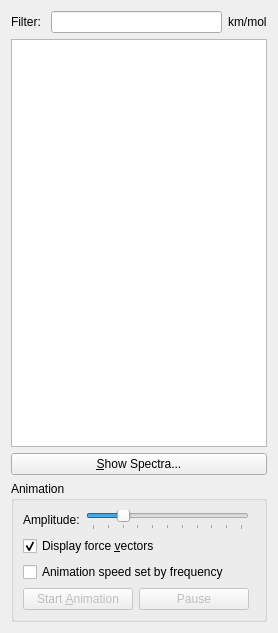
Before: the Qt Designer form libavogadro/src/extensions/spectra/vibrationwidget.ui in cryos/avogadro, drawn with Qt 5.
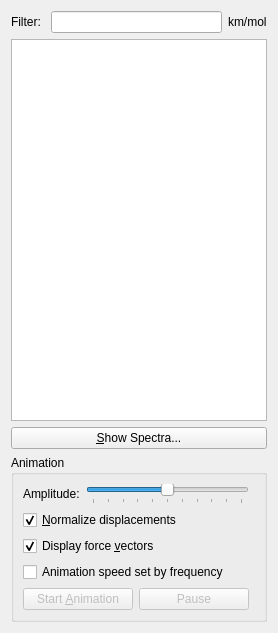
After: the same form once the commit is applied. Icons and pictures are not drawn.

Commit message: Added normalization of vibrational displacements

The edit to the form file:
```diff
--- a/libavogadro/src/extensions/spectra/vibrationwidget.ui
+++ b/libavogadro/src/extensions/spectra/vibrationwidget.ui
@@ -121,7 +121,7 @@
       <string>Animation</string>
      </property>
      <layout class="QGridLayout" name="gridLayout">
-      <item row="4" column="0" colspan="3">
+      <item row="5" column="0" colspan="3">
        <widget class="QCheckBox" name="animationSpeedCheckBox">
         <property name="sizePolicy">
          <sizepolicy hsizetype="Fixed" vsizetype="Fixed">
@@ -137,7 +137,7 @@
         </property>
        </widget>
       </item>
-      <item row="3" column="0" colspan="2">
+      <item row="4" column="0" colspan="2">
        <widget class="QCheckBox" name="displayForcesCheckBox">
         <property name="text">
          <string>Display force &amp;vectors</string>
@@ -147,7 +147,7 @@
         </property>
        </widget>
       </item>
-      <item row="5" column="0">
+      <item row="6" column="0">
        <widget class="QPushButton" name="animationButton">
         <property name="enabled">
          <bool>false</bool>
@@ -167,7 +167,7 @@
         </property>
        </widget>
       </item>
-      <item row="5" column="1">
+      <item row="6" column="1">
        <widget class="QPushButton" name="pauseButton">
         <property name="enabled">
          <bool>false</bool>
@@ -201,11 +201,14 @@
         </item>
         <item>
          <widget class="QSlider" name="scaleSlider">
+          <property name="minimum">
+           <number>1</number>
+          </property>
           <property name="maximum">
-           <number>10</number>
+           <number>11</number>
           </property>
           <property name="value">
-           <number>2</number>
+           <number>6</number>
           </property>
           <property name="orientation">
            <enum>Qt::Horizontal</enum>
@@ -220,6 +223,16 @@
         </item>
        </layout>
       </item>
+      <item row="3" column="0" colspan="2">
+       <widget class="QCheckBox" name="normalizeDispCheckBox">
+        <property name="text">
+         <string>&amp;Normalize displacements</string>
+        </property>
+        <property name="checked">
+         <bool>true</bool>
+        </property>
+       </widget>
+      </item>
      </layout>
     </widget>
    </item>
```
The commit also changes 4 other files.
